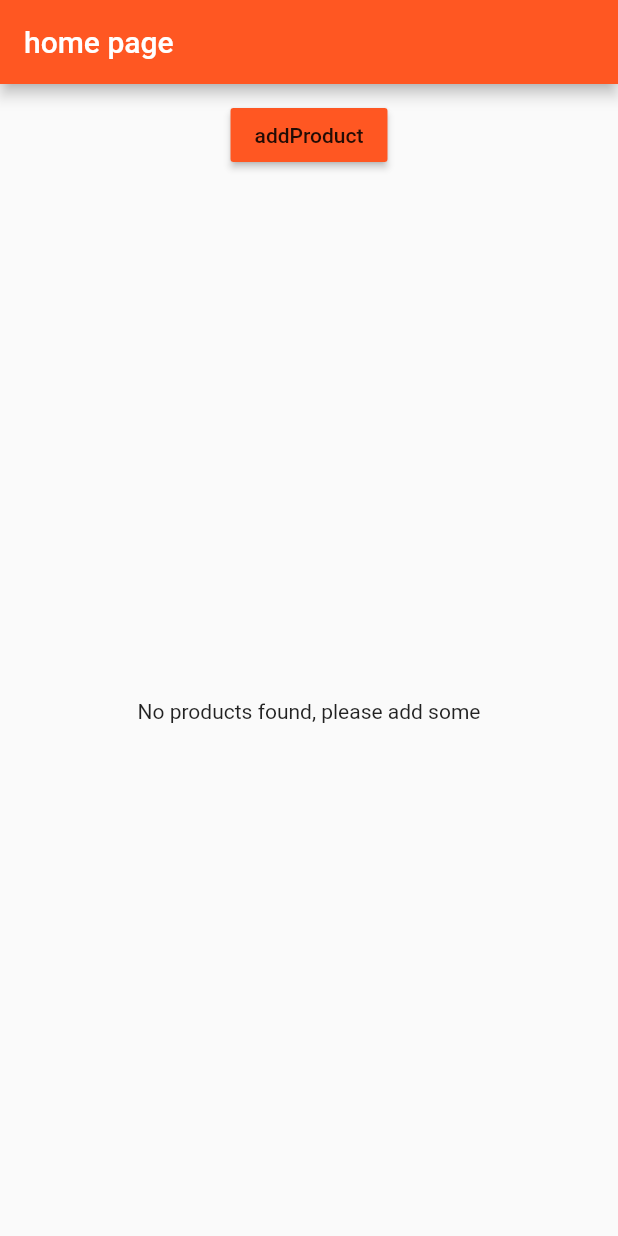
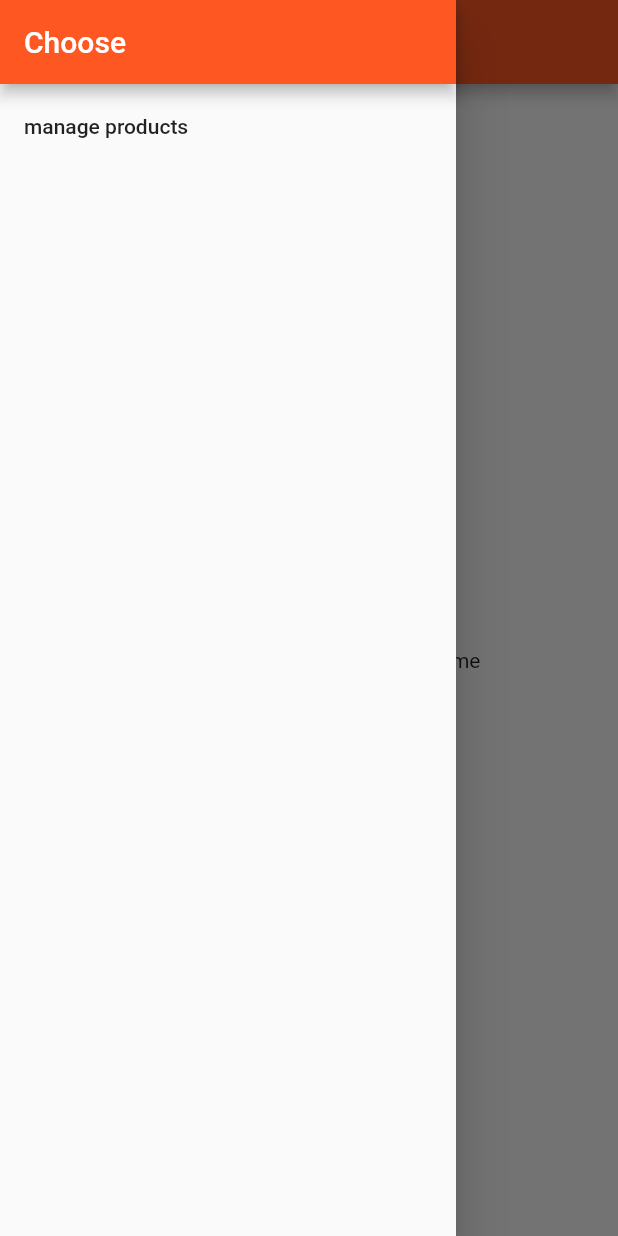
Before and after one commit to Palatnyi/flutter_app, a Flutter app: the ProductsPage screen opened directly, with the side drawer open (before the commit the screen has no drawer), on a phone screen of 412 x 824 dp. Run offline on Flutter 3.47's test engine with Material 2 defaults, Android fonts, the phone set to English and light mode, and no system bars.

Commit message:
progress1

```diff
--- a/lib/main.dart
+++ b/lib/main.dart
@@ -1,22 +1,72 @@
 import 'package:flutter/material.dart';
-// import 'pages/products.dart';
-import 'pages/auth.dart';
+import 'pages/products.dart';
+import 'pages/products_management.dart';
+// import 'pages/auth.dart';
+import 'pages/product.dart';
 
 void main() {
   runApp(MyApp());
 }
 
-class MyApp extends StatelessWidget {
-    @override
+class MyApp extends StatefulWidget {
+  @override
+  State<StatefulWidget> createState() {
+    // TODO: implement createState
+    return _MyAppState();
+  }
+}
+
+class _MyAppState extends State<MyApp> {
+  final List<Map<String, dynamic>> _products = [];
+
+  void _addProduct(Map<String, dynamic> product) {
+    setState(() {
+      _products.add(product);
+    });
+    print('products $_products');
+  }
+
+  void _deleteProduct(int index) {
+    setState(() {
+      _products.removeAt(index);
+    });
+    print(_products);
+  }
+
+  @override
   Widget build(BuildContext context) {
     return MaterialApp(
       // debugShowMaterialGrid: true,
       theme: ThemeData(
-        primarySwatch: Colors.deepOrange,
-        accentColor: Colors.deepPurple,
-        brightness: Brightness.light
-      ),
-      home: AuthPage()
+          primarySwatch: Colors.deepOrange,
+          accentColor: Colors.deepPurple,
+          brightness: Brightness.light),
+      // home: AuthPage(),
+      routes: {
+        '/': (BuildContext context) => ProductsPage(
+              products: _products,
+            ),
+        '/products-management': (BuildContext context) => ProductsManagement(
+              _addProduct,
+              _deleteProduct
+            )
+      },
+      onGenerateRoute: (RouteSettings settings) {
+        final List<String> pathElements = settings.name.split('/');
+
+        if (pathElements[0] != '') {
+          return null;
+        }
+
+        if (pathElements[1] == 'product') {
+          final int index = int.parse(pathElements[2]);
+          return MaterialPageRoute<bool>(builder: (BuildContext context) {
+            return ProductPage(
+                _products[index]['title'], _products[index]['image']);
+          });
+        }
+        return null;
+      },
     );
   }
 }
--- a/lib/pages/products.dart
+++ b/lib/pages/products.dart
@@ -2,11 +2,34 @@ import 'package:flutter/material.dart';
 import '../product_manager.dart';
 
 class ProductsPage extends StatelessWidget {
+  final List<Map<String, dynamic>> products;
+  final Function deleteProduct;
+  final Function addProduct;
+
+  ProductsPage({this.products = const [], this.deleteProduct, this.addProduct});
   @override
   Widget build(BuildContext context) {
     return Scaffold(
-        appBar: AppBar(title: Text('home page')),
-        body: ProductManager(),
-      );
+      drawer: Drawer(
+        child: Column(children: <Widget>[
+          AppBar(
+            automaticallyImplyLeading: false,
+            title: Text('Choose'),
+          ),
+          ListTile(
+            title: Text('manage products'),
+            onTap: () {
+              Navigator.pushReplacementNamed(context, '/products-management');
+            },
+          )
+        ]),
+      ),
+      appBar: AppBar(title: Text('home page')),
+      body: ProductManager(
+        products: products,
+        deleteProduct: deleteProduct,
+        addProduct: addProduct
+      ),
+    );
   }
 }
--- /dev/null
+++ b/lib/pages/products_list.dart
@@ -0,0 +1,10 @@
+import 'package:flutter/material.dart';
+
+class ProductsListPage extends StatelessWidget {
+  @override
+  Widget build(BuildContext context) {
+    // TODO: implement build
+    return Center(child: Text('all products list'));
+  }
+
+}
--- a/lib/product_control.dart
+++ /dev/null
@@ -1,20 +0,0 @@
-import 'package:flutter/material.dart';
-
-class ProductControl extends StatelessWidget {
-  final Function addProduct;
-  ProductControl({this.addProduct});
-
-  @override
-  Widget build(BuildContext context) {
-    return RaisedButton(
-            color: Theme.of(context).primaryColor,
-            onPressed: () {
-              addProduct({
-                'title': 'Chocolate',
-                'image': 'assets/food.jpg'
-              });
-            },
-            child: Text('addProduct')
-      );
-  }
-}
--- a/lib/product_manager.dart
+++ b/lib/product_manager.dart
@@ -1,53 +1,18 @@
 import 'package:flutter/material.dart';
-import './product_control.dart';
 import './products.dart';
 
-class ProductManager extends StatefulWidget {
-  Map<String, String> startingProduct;
-  ProductManager({this.startingProduct}) {
-    print('[ProductManager Widget] Constructor');
-  }
+class ProductManager extends StatelessWidget {
+  final List<Map<String, dynamic>> products;
+  final Function deleteProduct;
+  final Function addProduct;
 
-  @override
-  State<StatefulWidget> createState() {
-    return _ProductManagerState();
-  }
-}
-
-class _ProductManagerState extends State<ProductManager> {
-  final List<Map<String, String>> _products = [];
-
-  @override
-  void initState() {
-    if(widget.startingProduct != null) {
-    _products.add(widget.startingProduct);
-    }
-    super.initState();
-  }
-
-  void _addProduct(Map<String, String> product) {
-    setState(() {
-      _products.add(product);
-    });
-  }
-
-  void _deleteProduct(int index) {
-    print('product index $index');
-    setState(() {
-      _products.removeAt(index);
-    });
-    print(_products);
-  }
+  ProductManager({this.products, this.deleteProduct, this.addProduct});
 
   @override
   Widget build(BuildContext context) {
-    print(_products);
-    return Column(children: [
-      Container(
-        margin: EdgeInsets.all(10.0),
-        child: ProductControl(addProduct: _addProduct)
-      ),
-      Expanded(child: Products(products: _products, deleteProduct: _deleteProduct))
+    return Column(children: <Widget>[
+      Expanded(
+          child: Products(products: products))
     ]);
   }
 }
--- a/lib/products.dart
+++ b/lib/products.dart
@@ -1,11 +1,9 @@
 import 'package:flutter/material.dart';
-import './pages/product.dart';
 
 class Products extends StatelessWidget {
-  final List<Map<String, String>> products;
-  final Function deleteProduct;
+  final List<Map<String, dynamic>> products;
 
-  Products({this.products = const [], this.deleteProduct});
+  Products({this.products = const []});
 
   Widget _buildProductItem(BuildContext context, int index) {
     return Card(
@@ -13,26 +11,15 @@ class Products extends StatelessWidget {
         children: <Widget>[
         Image.asset(products[index]['image']),
         Text(products[index]['title']),
+        Text(products[index]['description']),
+        Text(products[index]['price'].toString()),
         ButtonBar(
           alignment: MainAxisAlignment.center,
           children: <Widget>[
           FlatButton(
             child: Text('Details'),
             onPressed: () {
-              Navigator.push<bool>(
-                context, MaterialPageRoute(
-                  builder: (BuildContext context) {
-                    return ProductPage(
-                      products[index]['title'],
-                      products[index]['image']
-                    );
-                  }
-                )
-              ).then((bool value) {
-                if(value) {
-                  deleteProduct(index);
-                }
-              });
+              Navigator.pushNamed<bool>(context, '/product/$index');
             },
           )
         ])
```
Also changed, not shown: lib/pages/auth.dart (+1 -7 lines), lib/pages/product.dart (+25 -10 lines), lib/pages/product_create.dart (added, +67 -0 lines), lib/pages/products_management.dart (added, +43 -0 lines), pubspec.lock.
